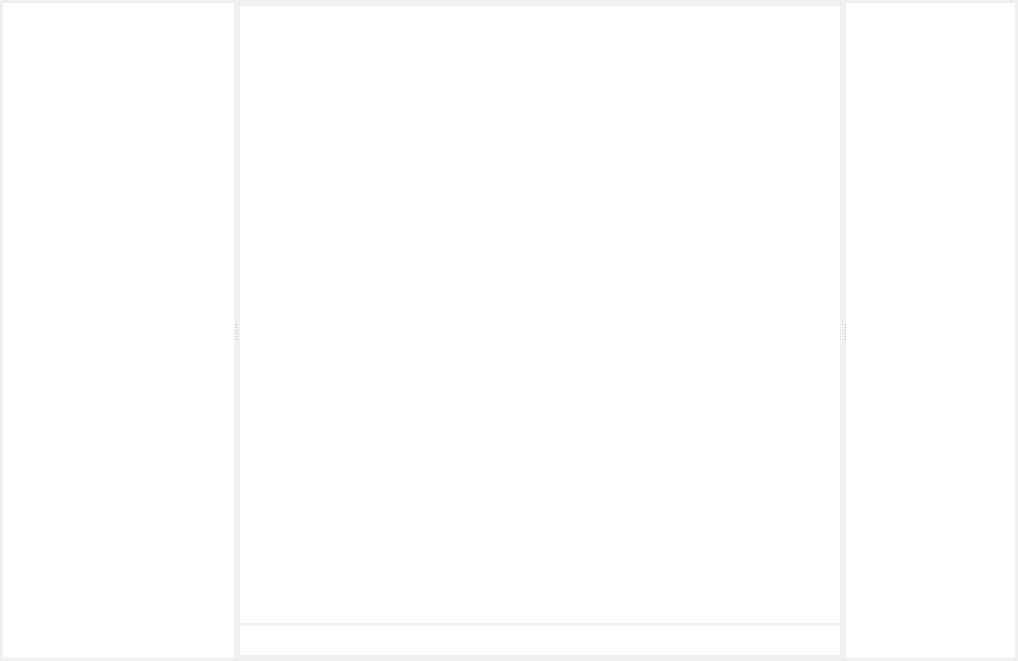
Above: frmMainWindow.ui from OGFilthyCasual/PyRC before the change. Below: the same form after it.
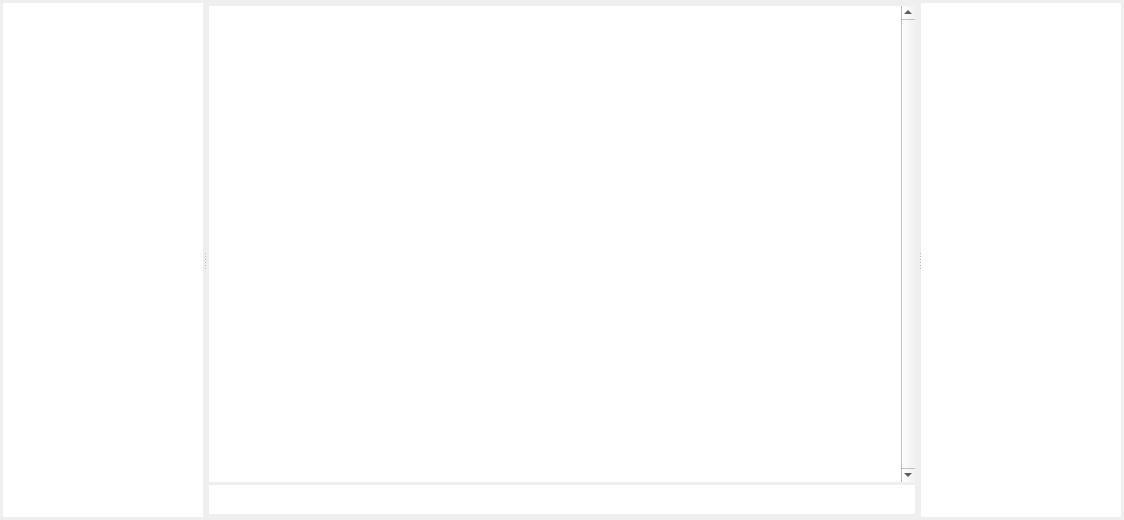
That is the form after the change.

Commit message: Improved processCommand, and processPacket

Patch:
```diff
--- a/frmMainWindow.ui
+++ b/frmMainWindow.ui
@@ -6,8 +6,8 @@
    <rect>
     <x>0</x>
     <y>0</y>
-    <width>1018</width>
-    <height>661</height>
+    <width>984</width>
+    <height>520</height>
    </rect>
   </property>
   <property name="maximumSize">
@@ -26,6 +26,12 @@
     </property>
     <item>
      <widget class="QSplitter" name="splitter">
+      <property name="sizePolicy">
+       <sizepolicy hsizetype="Minimum" vsizetype="Preferred">
+        <horstretch>0</horstretch>
+        <verstretch>0</verstretch>
+       </sizepolicy>
+      </property>
       <property name="orientation">
        <enum>Qt::Horizontal</enum>
       </property>
@@ -35,18 +41,19 @@
       <widget class="QListWidget" name="listDestination">
        <property name="minimumSize">
         <size>
-         <width>100</width>
+         <width>50</width>
          <height>0</height>
         </size>
        </property>
        <property name="maximumSize">
         <size>
-         <width>300</width>
+         <width>200</width>
          <height>16777215</height>
         </size>
        </property>
        <property name="font">
         <font>
+         <family>Inconsolata</family>
          <pointsize>14</pointsize>
         </font>
        </property>
@@ -82,7 +89,7 @@
           <number>3</number>
          </property>
          <item>
-          <widget class="QTextBrowser" name="txtOutput">
+          <widget class="QTextEdit" name="txtOutput">
            <property name="minimumSize">
             <size>
              <width>600</width>
@@ -101,24 +108,18 @@
            <property name="acceptDrops">
             <bool>false</bool>
            </property>
-           <property name="styleSheet">
-            <string notr="true"/>
-           </property>
            <property name="frameShape">
             <enum>QFrame::NoFrame</enum>
            </property>
-           <property name="frameShadow">
-            <enum>QFrame::Sunken</enum>
-           </property>
-           <property name="lineWidth">
-            <number>1</number>
+           <property name="verticalScrollBarPolicy">
+            <enum>Qt::ScrollBarAlwaysOn</enum>
            </property>
            <property name="html">
             <string>&lt;!DOCTYPE HTML PUBLIC &quot;-//W3C//DTD HTML 4.0//EN&quot; &quot;http://www.w3.org/TR/REC-html40/strict.dtd&quot;&gt;
 &lt;html&gt;&lt;head&gt;&lt;meta name=&quot;qrichtext&quot; content=&quot;1&quot; /&gt;&lt;style type=&quot;text/css&quot;&gt;
 p, li { white-space: pre-wrap; }
 &lt;/style&gt;&lt;/head&gt;&lt;body style=&quot; font-family:'Inconsolata'; font-size:14pt; font-weight:400; font-style:normal;&quot;&gt;
-&lt;p style=&quot;-qt-paragraph-type:empty; margin-top:0px; margin-bottom:0px; margin-left:0px; margin-right:0px; -qt-block-indent:0; text-indent:0px; font-family:'Anonymous Pro'; font-size:11pt;&quot;&gt;&lt;br /&gt;&lt;/p&gt;&lt;/body&gt;&lt;/html&gt;</string>
+&lt;p style=&quot;-qt-paragraph-type:empty; margin-top:0px; margin-bottom:0px; margin-left:0px; margin-right:0px; -qt-block-indent:0; text-indent:0px;&quot;&gt;&lt;br /&gt;&lt;/p&gt;&lt;/body&gt;&lt;/html&gt;</string>
            </property>
            <property name="textInteractionFlags">
             <set>Qt::LinksAccessibleByMouse|Qt::TextSelectableByMouse</set>
@@ -127,6 +128,12 @@
          </item>
          <item>
           <widget class="QLineEdit" name="txtInput">
+           <property name="minimumSize">
+            <size>
+             <width>600</width>
+             <height>0</height>
+            </size>
+           </property>
            <property name="font">
             <font>
              <family>Inconsolata</family>
@@ -152,13 +159,13 @@
        <widget class="QListWidget" name="listNames">
         <property name="minimumSize">
          <size>
-          <width>100</width>
+          <width>50</width>
           <height>0</height>
          </size>
         </property>
         <property name="maximumSize">
          <size>
-          <width>300</width>
+          <width>200</width>
           <height>16777215</height>
          </size>
         </property>
```
Left out of the diff: 2 changed lines with no effect on the pictures. The commit also changes 2 other files.
